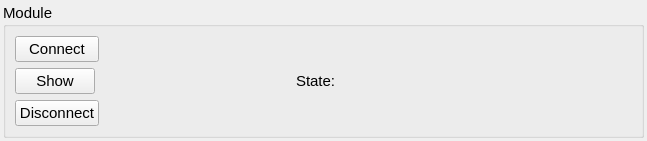
This is core/hq/ui/module_card_carlainterface.ui in tud-hri/joan as Qt 5 draws it before an edit. The edited form follows.
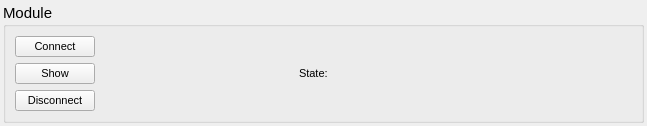
This is the edited form.

Commit message: first version of carlainterface 2.0 works. However not with a joystick AND a keyboard for some reason.

Patch:
```diff
--- a/core/hq/ui/module_card_carlainterface.ui
+++ b/core/hq/ui/module_card_carlainterface.ui
@@ -7,7 +7,7 @@
     <x>0</x>
     <y>0</y>
     <width>647</width>
-    <height>134</height>
+    <height>125</height>
    </rect>
   </property>
   <property name="windowTitle">
@@ -47,6 +47,11 @@
      <layout class="QGridLayout" name="gridLayout_2">
       <item row="1" column="0">
        <widget class="QPushButton" name="pushButton_2">
+        <property name="font">
+         <font>
+          <pointsize>8</pointsize>
+         </font>
+        </property>
         <property name="text">
          <string>Connect</string>
         </property>
@@ -60,6 +65,11 @@
           <height>16777215</height>
          </size>
         </property>
+        <property name="font">
+         <font>
+          <pointsize>8</pointsize>
+         </font>
+        </property>
         <property name="text">
          <string>Show</string>
         </property>
@@ -67,6 +77,11 @@
       </item>
       <item row="3" column="0">
        <widget class="QPushButton" name="pushButton">
+        <property name="font">
+         <font>
+          <pointsize>8</pointsize>
+         </font>
+        </property>
         <property name="text">
          <string>Disconnect</string>
         </property>
@@ -74,6 +89,11 @@
       </item>
       <item row="2" column="2">
        <widget class="QLabel" name="label_2">
+        <property name="font">
+         <font>
+          <pointsize>8</pointsize>
+         </font>
+        </property>
         <property name="text">
          <string>State:</string>
         </property>
@@ -103,6 +123,11 @@
           <height>0</height>
          </size>
         </property>
+        <property name="font">
+         <font>
+          <pointsize>8</pointsize>
+         </font>
+        </property>
         <property name="text">
          <string>&lt;state&gt;</string>
         </property>
```
The commit also changes 15 other files.
